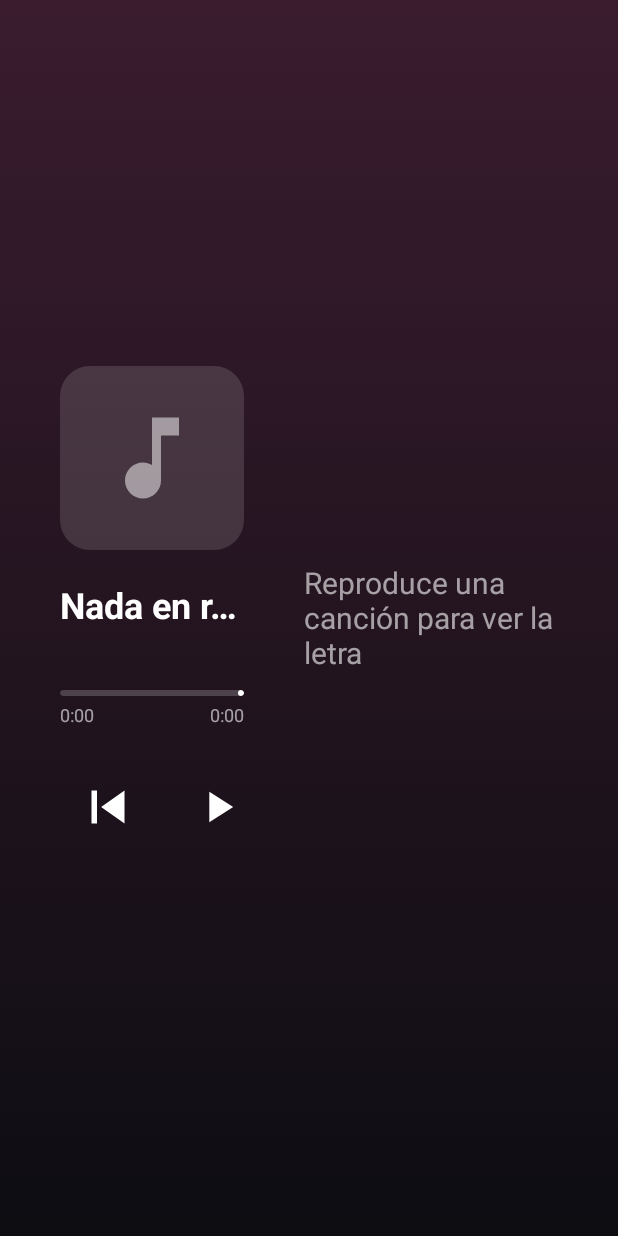
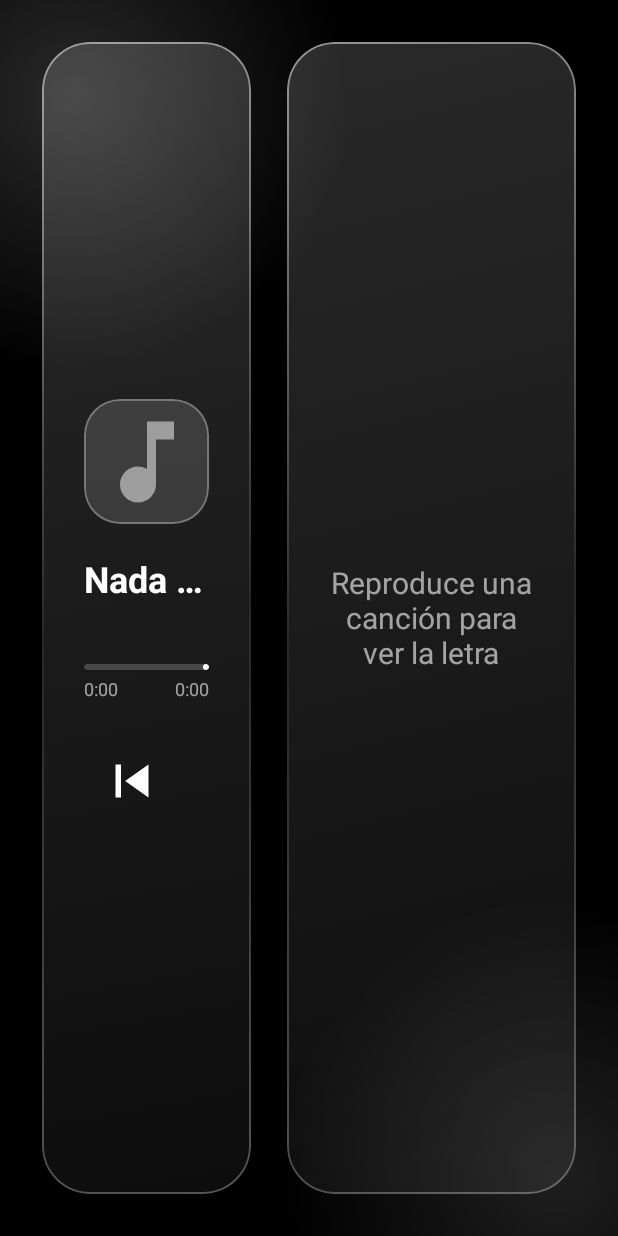
Before and after one commit to Jaryt7/Music-widget-, an Android app built with Jetpack Compose: the composable NowPlayingScreen shown on its own in the app's theme, on a phone screen of 412 x 824 dp. Run offline under Robolectric (Android 15) with nearby library versions, the phone set to English and light mode, and no system bars.

Commit message:
Update MainActivity.kt

```diff
--- a/app/src/main/java/com/ahorasuena/MainActivity.kt
+++ b/app/src/main/java/com/ahorasuena/MainActivity.kt
@@ -7,12 +7,16 @@ import android.view.WindowManager
 import androidx.activity.ComponentActivity
 import androidx.activity.compose.setContent
 import androidx.compose.animation.animateColorAsState
+import androidx.compose.animation.core.animateDpAsState
 import androidx.compose.foundation.Image
 import androidx.compose.foundation.background
+import androidx.compose.foundation.border
+import androidx.compose.foundation.clickable
 import androidx.compose.foundation.layout.*
 import androidx.compose.foundation.lazy.LazyColumn
+import androidx.compose.foundation.lazy.LazyListState
 import androidx.compose.foundation.lazy.itemsIndexed
-import androidx.compose.foundation.lazy.rememberLazyListState
+import androidx.compose.foundation.shape.CircleShape
 import androidx.compose.foundation.shape.RoundedCornerShape
 import androidx.compose.material.icons.Icons
 import androidx.compose.material.icons.filled.MusicNote
@@ -24,16 +28,23 @@ import androidx.compose.material3.*
 import androidx.compose.runtime.*
 import androidx.compose.ui.Alignment
 import androidx.compose.ui.Modifier
+import androidx.compose.ui.draw.blur
 import androidx.compose.ui.draw.clip
+import androidx.compose.ui.draw.drawBehind
+import androidx.compose.ui.geometry.Offset
 import androidx.compose.ui.graphics.Brush
 import androidx.compose.ui.graphics.Color
+import androidx.compose.ui.graphics.FilterQuality
+import androidx.compose.ui.graphics.Shape
 import androidx.compose.ui.graphics.asImageBitmap
 import androidx.compose.ui.layout.ContentScale
 import androidx.compose.ui.text.font.FontWeight
+import androidx.compose.ui.text.style.TextAlign
 import androidx.compose.ui.text.style.TextOverflow
 import androidx.compose.ui.unit.dp
 import androidx.compose.ui.unit.sp
 import kotlinx.coroutines.delay
+import kotlin.math.abs
 
 class MainActivity : ComponentActivity() {
     private var hasAccess by mutableStateOf(false)
@@ -61,18 +72,72 @@ class MainActivity : ComponentActivity() {
     }
 }
 
+fun Modifier.glass(shape: Shape = RoundedCornerShape(32.dp)): Modifier = this
+    .clip(shape)
+    .background(
+        Brush.linearGradient(
+            listOf(Color.White.copy(alpha = 0.16f), Color.White.copy(alpha = 0.05f))
+        )
+    )
+    .border(
+        1.dp,
+        Brush.linearGradient(
+            listOf(
+                Color.White.copy(alpha = 0.5f),
+                Color.White.copy(alpha = 0.06f),
+                Color.White.copy(alpha = 0.3f)
+            )
+        ),
+        shape
+    )
+
+@Composable
+fun GlassBackground(content: @Composable BoxScope.() -> Unit) {
+    Box(
+        Modifier
+            .fillMaxSize()
+            .background(Color.Black)
+            .drawBehind {
+                val c1 = Offset(size.width * 0.12f, size.height * 0.08f)
+                val c2 = Offset(size.width * 0.9f, size.height * 0.95f)
+                val r = size.width * 0.45f
+                drawCircle(
+                    brush = Brush.radialGradient(
+                        listOf(Color.White.copy(alpha = 0.16f), Color.Transparent),
+                        center = c1, radius = r
+                    ),
+                    radius = r, center = c1
+                )
+                drawCircle(
+                    brush = Brush.radialGradient(
+                        listOf(Color.White.copy(alpha = 0.12f), Color.Transparent),
+                        center = c2, radius = r
+                    ),
+                    radius = r, center = c2
+                )
+            },
+        content = content
+    )
+}
+
 @Composable
 fun AccessScreen(onOpen: () -> Unit) {
-    Box(
-        Modifier.fillMaxSize().background(Color(0xFF111111)),
-        contentAlignment = Alignment.Center
-    ) {
-        Column(horizontalAlignment = Alignment.CenterHorizontally, modifier = Modifier.padding(32.dp)) {
+    GlassBackground {
+        Column(
+            horizontalAlignment = Alignment.CenterHorizontally,
+            modifier = Modifier.align(Alignment.Center).glass().padding(40.dp)
+        ) {
             Text("Activa el acceso a notificaciones", fontSize = 24.sp, fontWeight = FontWeight.Bold, color = Color.White)
             Spacer(Modifier.height(12.dp))
-            Text("Busca \"Ahora suena\" en la lista y actívalo para poder leer lo que se reproduce.", color = Color.White.copy(alpha = 0.7f))
+            Text(
+                "Busca \"Ahora suena\" en la lista y actívalo para poder leer lo que se reproduce.",
+                color = Color.White.copy(alpha = 0.7f)
+            )
             Spacer(Modifier.height(24.dp))
-            Button(onClick = onOpen) { Text("Abrir ajustes") }
+            Button(
+                onClick = onOpen,
+                colors = ButtonDefaults.buttonColors(containerColor = Color.White, contentColor = Color.Black)
+            ) { Text("Abrir ajustes") }
         }
     }
 }
@@ -86,16 +151,13 @@ fun NowPlayingScreen() {
             delay(250)
         }
     }
-    Box(
-        Modifier.fillMaxSize()
-            .background(Brush.verticalGradient(listOf(Color(0xFF3A1C2E), Color(0xFF0D0D12))))
-    ) {
+    GlassBackground {
         Row(
-            Modifier.fillMaxSize().padding(horizontal = 40.dp, vertical = 32.dp),
-            horizontalArrangement = Arrangement.spacedBy(40.dp)
+            Modifier.fillMaxSize().padding(28.dp),
+            horizontalArrangement = Arrangement.spacedBy(24.dp)
         ) {
-            PlayerPane(position, Modifier.weight(0.42f).fillMaxHeight())
-            LyricsPane(position, Modifier.weight(0.58f).fillMaxHeight())
+            PlayerPane(position, Modifier.weight(0.42f).fillMaxHeight().glass().padding(28.dp))
+            LyricsPane(position, Modifier.weight(0.58f).fillMaxHeight().glass())
         }
     }
 }
@@ -107,22 +169,30 @@ fun fmt(ms: Long): String {
 
 @Composable
 fun PlayerPane(position: Long, modifier: Modifier) {
-    val cover = MediaState.cover
+    val cover = MediaState.hiCover ?: MediaState.cover
     val dur = MediaState.durationMs
+    val coverShape = RoundedCornerShape(24.dp)
     Column(
         modifier,
         horizontalAlignment = Alignment.CenterHorizontally,
         verticalArrangement = Arrangement.Center
     ) {
         Box(
-            Modifier.weight(1f, fill = false)
+            Modifier
+                .weight(1f, fill = false)
                 .aspectRatio(1f)
-                .clip(RoundedCornerShape(20.dp))
-                .background(Color(0x22FFFFFF)),
+                .clip(coverShape)
+                .background(Color(0x22FFFFFF))
+                .border(1.dp, Color.White.copy(alpha = 0.3f), coverShape),
             contentAlignment = Alignment.Center
         ) {
             if (cover != null) {
-                Image(cover.asImageBitmap(), null, Modifier.fillMaxSize(), contentScale = ContentScale.Crop)
+                Image(
+                    cover.asImageBitmap(), null,
+                    Modifier.fillMaxSize(),
+                    contentScale = ContentScale.Crop,
+                    filterQuality = FilterQuality.High
+                )
             } else {
                 Icon(Icons.Default.MusicNote, null, Modifier.size(72.dp), tint = Color.White.copy(alpha = 0.5f))
             }
@@ -149,24 +219,28 @@ fun PlayerPane(position: Long, modifier: Modifier) {
             Text(fmt(position), color = Color.White.copy(alpha = 0.6f), fontSize = 12.sp)
             Text(fmt(dur), color = Color.White.copy(alpha = 0.6f), fontSize = 12.sp)
         }
-        Spacer(Modifier.height(12.dp))
-        Row(horizontalArrangement = Arrangement.spacedBy(24.dp), verticalAlignment = Alignment.CenterVertically) {
+        Spacer(Modifier.height(16.dp))
+        Row(horizontalArrangement = Arrangement.spacedBy(28.dp), verticalAlignment = Alignment.CenterVertically) {
             IconButton(
                 onClick = { MediaState.controller?.transportControls?.skipToPrevious() },
                 modifier = Modifier.size(64.dp)
             ) {
                 Icon(Icons.Default.SkipPrevious, null, Modifier.size(44.dp), tint = Color.White)
             }
-            IconButton(
-                onClick = {
-                    val tc = MediaState.controller?.transportControls
-                    if (MediaState.isPlaying) tc?.pause() else tc?.play()
-                },
-                modifier = Modifier.size(84.dp)
+            Box(
+                Modifier
+                    .size(76.dp)
+                    .clip(CircleShape)
+                    .background(Color.White)
+                    .clickable {
+                        val tc = MediaState.controller?.transportControls
+                        if (MediaState.isPlaying) tc?.pause() else tc?.play()
+                    },
+                contentAlignment = Alignment.Center
             ) {
                 Icon(
                     if (MediaState.isPlaying) Icons.Default.Pause else Icons.Default.PlayArrow,
-                    null, Modifier.size(64.dp), tint = Color.White
+                    null, Modifier.size(46.dp), tint = Color.Black
                 )
             }
             IconButton(
@@ -182,32 +256,48 @@ fun PlayerPane(position: Long, modifier: Modifier) {
 @Composable
 fun LyricsPane(position: Long, modifier: Modifier) {
     val lines = MediaState.lyrics
-    val listState = rememberLazyListState()
+    val listState = remember(lines) { LazyListState() }
+    var first by remember(lines) { mutableStateOf(true) }
     val current = if (MediaState.synced) lines.indexOfLast { it.timeMs <= position + 300 } else -1
 
-    LaunchedEffect(current) {
-        if (current >= 0) listState.animateScrollToItem(current)
+    LaunchedEffect(current, lines) {
+        if (lines.isEmpty()) return@LaunchedEffect
+        val target = current.coerceAtLeast(0)
+        if (first) {
+            listState.scrollToItem(target)
+            first = false
+        } else {
+            listState.animateScrollToItem(target)
+        }
     }
 
-    Box(modifier) {
+    BoxWithConstraints(modifier) {
+        val pad = maxHeight / 2 - 40.dp
         if (lines.isEmpty()) {
             Text(
                 MediaState.status,
                 color = Color.White.copy(alpha = 0.6f),
                 fontSize = 20.sp,
-                modifier = Modifier.align(Alignment.Center)
+                textAlign = TextAlign.Center,
+                modifier = Modifier.align(Alignment.Center).padding(24.dp)
             )
         } else {
             LazyColumn(
                 state = listState,
                 modifier = Modifier.fillMaxSize(),
-                contentPadding = PaddingValues(top = 140.dp, bottom = 300.dp)
+                contentPadding = PaddingValues(start = 36.dp, end = 36.dp, top = pad, bottom = pad)
             ) {
                 itemsIndexed(lines) { i, line ->
-                    val active = !MediaState.synced || i == current
+                    val synced = MediaState.synced
+                    val dist = if (!synced || current < 0) 0 else abs(i - current)
+                    val active = !synced || i == current
                     val color by animateColorAsState(
                         if (active) Color.White else Color.White.copy(alpha = 0.35f),
-                        label = "lyric"
+                        label = "lyricColor"
+                    )
+                    val blurRadius by animateDpAsState(
+                        if (dist == 0) 0.dp else minOf(dist * 1.5f, 5f).dp,
+                        label = "lyricBlur"
                     )
                     Text(
                         text = line.text.ifBlank { "♪" },
@@ -215,7 +305,7 @@ fun LyricsPane(position: Long, modifier: Modifier) {
                         fontSize = 34.sp,
                         fontWeight = FontWeight.Bold,
                         lineHeight = 42.sp,
-                        modifier = Modifier.padding(vertical = 10.dp)
+                        modifier = Modifier.padding(vertical = 12.dp).blur(blurRadius)
                     )
                 }
             }
```
